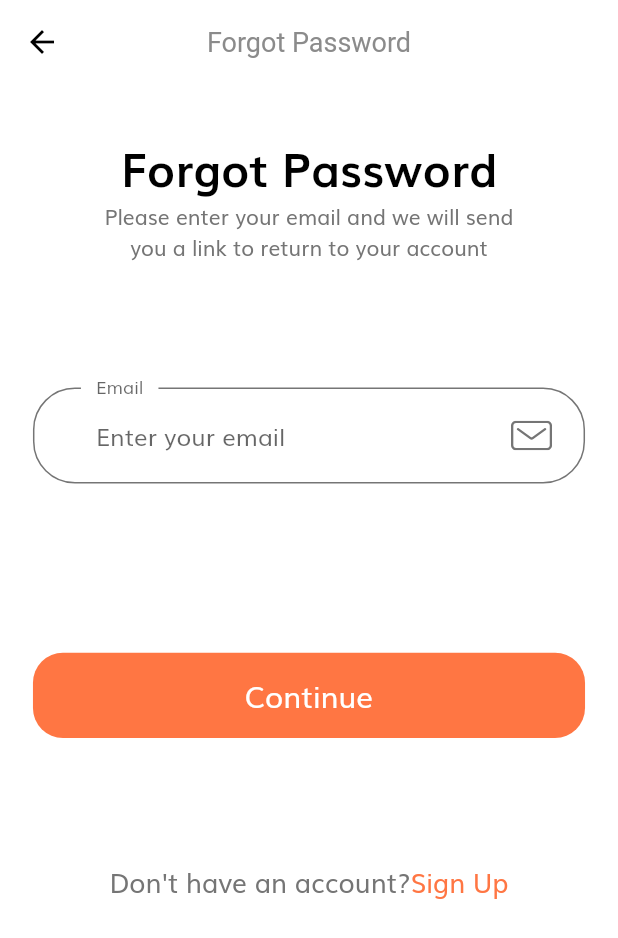
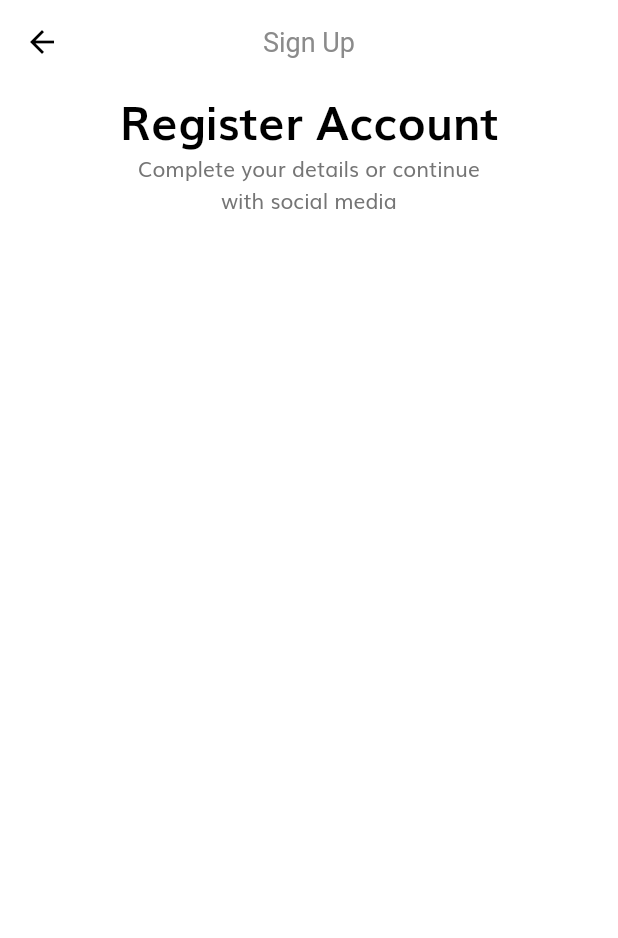
Before and after one commit to AlMamun-CSE/E-Commerce-Final-With-Flutter, a Flutter app: the ForgotPasswordScreen screen opened by its route, after a tap on "Continue", after a tap on "Sign Up", on a phone screen of 412 x 824 dp. Shown: the top 938 px of the screen. Run offline on Flutter 3.47's test engine with Material 2 defaults, Android fonts, the phone set to English and light mode, and no system bars; our stand-ins replace flutter_svg.

Commit message:
Create SignUp Screen

```diff
--- a/lib/components/no_account_text.dart
+++ b/lib/components/no_account_text.dart
@@ -1,5 +1,6 @@
 import 'package:flutter/material.dart';
 import 'package:tokota/screen/forgot_password/forgot_password_screen.dart';
+import 'package:tokota/screen/sign_up/sign_up_screen.dart';
 
 import '../constants.dart';
 import '../size_config.dart';
@@ -21,7 +22,7 @@ class NoAccountText extends StatelessWidget {
           ),
         ),
         GestureDetector(
-          onTap: () => Navigator.popAndPushNamed(context, ForgotPasswordScreen.routeName),
+          onTap: () => Navigator.pushNamed(context, SignUpScreen.routeName),
           child: Text(
             "Sign Up",
             style: TextStyle(
--- a/lib/constants.dart
+++ b/lib/constants.dart
@@ -1,4 +1,5 @@
 import 'package:flutter/material.dart';
+import 'package:tokota/size_config.dart';
 
 const kPrimaryColor = Color(0xFFFF7643);
 const kPrimaryLightColor = Color(0xFFFFECDF);
@@ -13,6 +14,14 @@ const kTextColor = Color(0xFF757575);
 const kAnimationDuration = Duration(milliseconds: 200);
 
 
+final headingStyle = TextStyle(
+    fontSize: getProportionateScreenWidth(28),
+    fontWeight: FontWeight.bold,
+    color: Colors.black,
+    height: 1.5
+);
+
+
 // Form Error
 final RegExp emailValidatorRegExp =
 RegExp(r"^[a-zA-Z0-9.]+@[a-zA-Z0-9]+\.[a-zA-Z]+");
--- a/lib/route.dart
+++ b/lib/route.dart
@@ -1,6 +1,8 @@
 import 'package:flutter/material.dart';
 import 'package:tokota/screen/forgot_password/forgot_password_screen.dart';
+import 'package:tokota/screen/login_success/login_success_screen.dart';
 import 'package:tokota/screen/sign_in/sign_in_screen.dart';
+import 'package:tokota/screen/sign_up/sign_up_screen.dart';
 import 'package:tokota/screen/splash/SplashScreen.dart';
 
 // we use route name
@@ -9,4 +11,6 @@ final Map<String, WidgetBuilder> route = {
   SplashScreen.routeName: (context) => SplashScreen(),
   SignInScreen.routeName: (context) => SignInScreen(),
   ForgotPasswordScreen.routeName: (context) => ForgotPasswordScreen(),
+  LogInSuccessScreen.routeName: (context) => LogInSuccessScreen(),
+  SignUpScreen.routeName: (context) => SignUpScreen(),
 };
--- a/lib/screen/sign_in/sign_in_body.dart
+++ b/lib/screen/sign_in/sign_in_body.dart
@@ -3,6 +3,7 @@ import 'package:flutter/services.dart';
 import 'package:flutter_svg/flutter_svg.dart';
 import 'package:flutter_svg/parser.dart';
 import 'package:tokota/components/default_button.dart';
+import 'package:tokota/components/no_account_text.dart';
 import 'package:tokota/constants.dart';
 import 'package:tokota/screen/forgot_password/forgot_password_screen.dart';
 import 'package:tokota/screen/sign_in/sign_form.dart';
@@ -76,35 +77,3 @@ class SignInBody extends StatelessWidget {
     );
   }
 }
-
-class NoAccountText extends StatelessWidget {
-  const NoAccountText({
-    Key key,
-  }) : super(key: key);
-
-  @override
-  Widget build(BuildContext context) {
-    return Row(
-      mainAxisAlignment: MainAxisAlignment.center,
-      children: [
-        Text(
-          "Don't have an account?",
-          style: TextStyle(
-            fontSize: getProportionateScreenWidth(16),
-          ),
-        ),
-        GestureDetector(
-          onTap: (){
-            //......................................................
-          },
-          child: Text(
-            "Sign Up",
-            style: TextStyle(
-                fontSize: getProportionateScreenWidth(16),
-                color: kPrimaryColor),
-          ),
-        ),
-      ],
-    );
-  }
-}
--- /dev/null
+++ b/lib/screen/sign_up/components/body.dart
@@ -0,0 +1,39 @@
+import 'package:flutter/material.dart';
+import 'package:tokota/constants.dart';
+import 'package:tokota/size_config.dart';
+
+class Body extends StatelessWidget {
+  @override
+  Widget build(BuildContext context) {
+    return SizedBox(
+      width: double.infinity,
+      child: Column(
+        children: [
+          Text(
+            "Register Account",
+            style: headingStyle,
+          ),
+          Text("Complete your details or continue \nwith social media",
+            textAlign: TextAlign.center,
+          ),
+          SignUpFrom(),
+        ],
+      ),
+    );
+  }
+}
+
+class SignUpFrom extends StatefulWidget {
+  @override
+  _SignUpFromState createState() => _SignUpFromState();
+}
+
+class _SignUpFromState extends State<SignUpFrom> {
+
+
+
+  @override
+  Widget build(BuildContext context) {
+    return Container();
+  }
+}
--- /dev/null
+++ b/lib/screen/sign_up/sign_up_screen.dart
@@ -0,0 +1,17 @@
+import 'package:flutter/material.dart';
+import 'package:tokota/screen/sign_up/components/body.dart';
+
+class SignUpScreen extends StatelessWidget {
+  static String routeName = "/sign_up_screen";
+  @override
+  Widget build(BuildContext context) {
+    return Scaffold(
+      appBar: AppBar(
+        centerTitle: true,
+        title: Text("Sign Up"),
+      ),
+
+      body: Body(),
+    );
+  }
+}
--- a/lib/size_config.dart
+++ b/lib/size_config.dart
@@ -27,4 +27,5 @@ double getProportionateScreenWidth(double inputWidth) {
   double screenWidth = SizeConfig.screenWidth;
   // 375 is the layout width that designer use
   return (inputWidth / 375.0) * screenWidth;
+
 }
```
Also changed, not shown: lib/screen/login_success/components/Body.dart (added, +36 -0 lines), lib/screen/login_success/login_success_screen.dart (+17 -0 lines), lib/screen/sign_in/sign_form.dart (+11 -0 lines).
